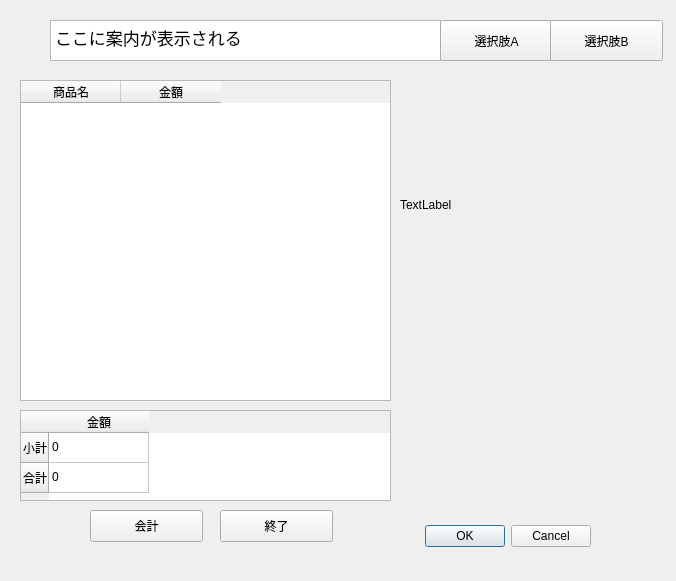
Before: the Qt Designer form Self_cash_register_BC/UI/ui_prot0.ui in SatoRiyu/diveintocode-ml, drawn with Qt 5.
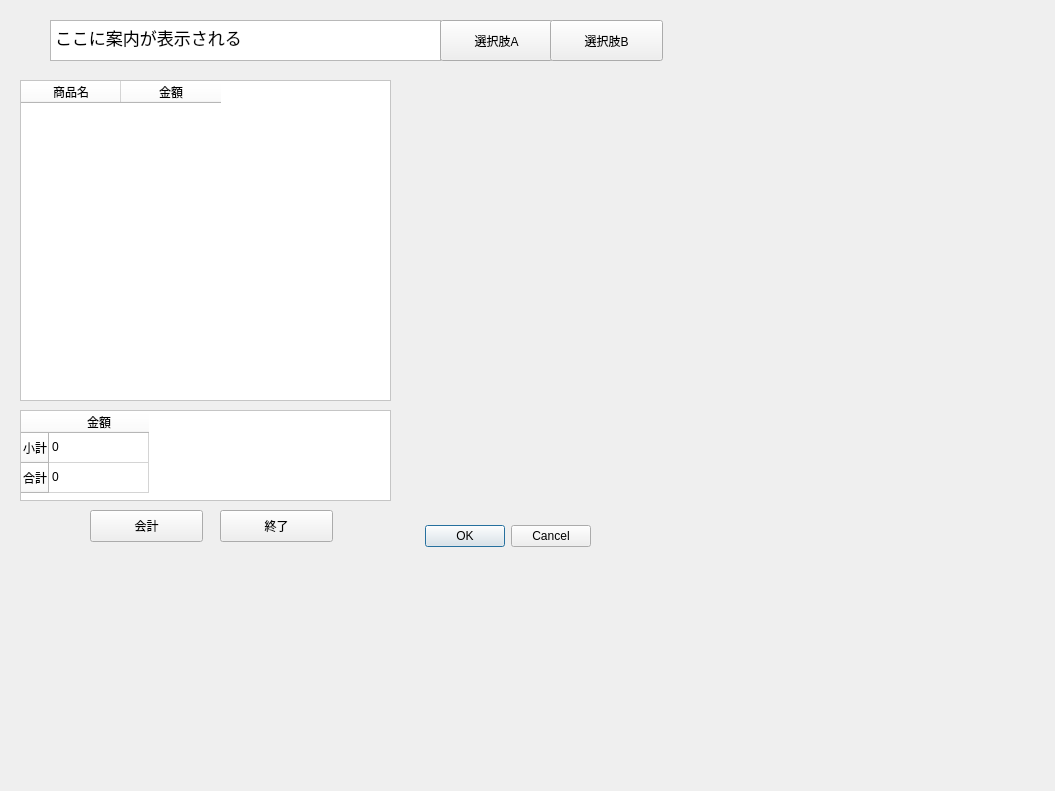
After: the same form once the commit is applied. Icons and pictures are not drawn.

The edit to the form file:
```diff
--- a/Self_cash_register_BC/UI/ui_prot0.ui
+++ b/Self_cash_register_BC/UI/ui_prot0.ui
@@ -6,13 +6,16 @@
    <rect>
     <x>0</x>
     <y>0</y>
-    <width>676</width>
-    <height>581</height>
+    <width>1055</width>
+    <height>791</height>
    </rect>
   </property>
   <property name="windowTitle">
    <string>Dialog</string>
   </property>
+  <property name="styleSheet">
+   <string notr="true">background:url(:/newPrefix/image/teamdragon_System_NAVI/teamdragon_System_NAVI_003.jpeg)</string>
+  </property>
   <widget class="QDialogButtonBox" name="buttonBox">
    <property name="geometry">
     <rect>
@@ -64,6 +67,9 @@
      <height>321</height>
     </rect>
    </property>
+   <property name="styleSheet">
+    <string notr="true">background:rgb(255, 255, 255)</string>
+   </property>
    <column>
     <property name="text">
      <string>商品名</string>
@@ -84,6 +90,9 @@
      <height>91</height>
     </rect>
    </property>
+   <property name="styleSheet">
+    <string notr="true">background:rgb(255, 255, 255)</string>
+   </property>
    <row>
     <property name="text">
      <string>小計</string>
@@ -162,17 +171,17 @@
     <string>N</string>
    </property>
   </widget>
-  <widget class="QLabel" name="label_setPix">
+  <widget class="QWidget" name="widget" native="true">
    <property name="geometry">
     <rect>
-     <x>400</x>
-     <y>80</y>
+     <x>440</x>
+     <y>100</y>
      <width>250</width>
      <height>250</height>
     </rect>
    </property>
-   <property name="text">
-    <string>TextLabel</string>
+   <property name="styleSheet">
+    <string notr="true">background:rgba(255, 255, 255, 0)</string>
    </property>
   </widget>
  </widget>
```
Left out of the diff: 4 changed lines with no effect on the pictures.
